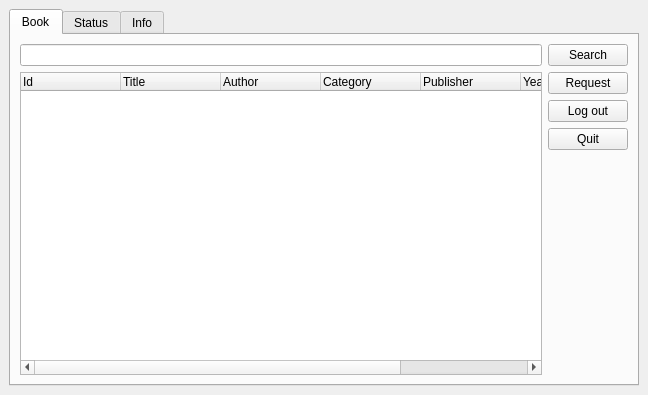
Old version of the form guireader.ui in the repository vudaoanhtuan/libpro_v2.
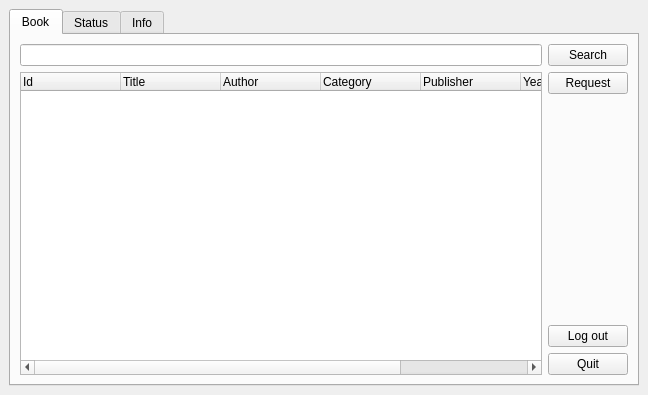
New version of the form.

What changed in the file:
```diff
--- a/guireader.ui
+++ b/guireader.ui
@@ -89,20 +89,6 @@
               </property>
              </widget>
             </item>
-            <item>
-             <widget class="QPushButton" name="butLogout">
-              <property name="text">
-               <string>Log out</string>
-              </property>
-             </widget>
-            </item>
-            <item>
-             <widget class="QPushButton" name="butQuit">
-              <property name="text">
-               <string>Quit</string>
-              </property>
-             </widget>
-            </item>
             <item>
              <spacer name="verticalSpacer">
               <property name="orientation">
@@ -116,6 +102,20 @@
               </property>
              </spacer>
             </item>
+            <item>
+             <widget class="QPushButton" name="butLogout">
+              <property name="text">
+               <string>Log out</string>
+              </property>
+             </widget>
+            </item>
+            <item>
+             <widget class="QPushButton" name="butQuit">
+              <property name="text">
+               <string>Quit</string>
+              </property>
+             </widget>
+            </item>
            </layout>
           </item>
          </layout>
```
